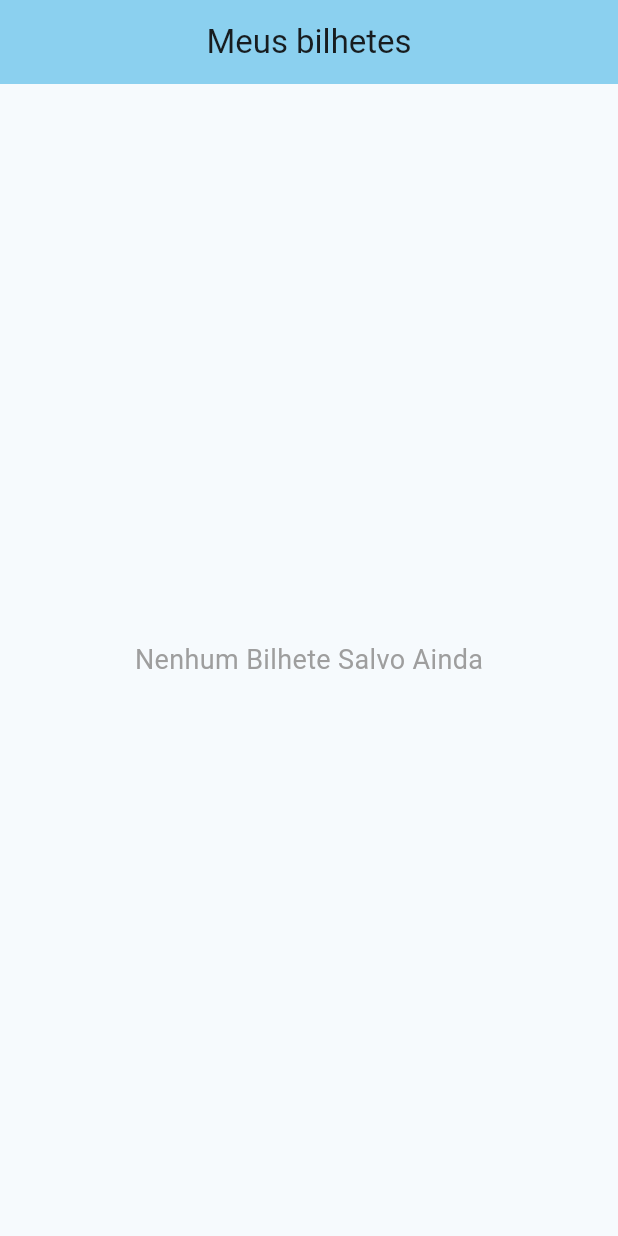
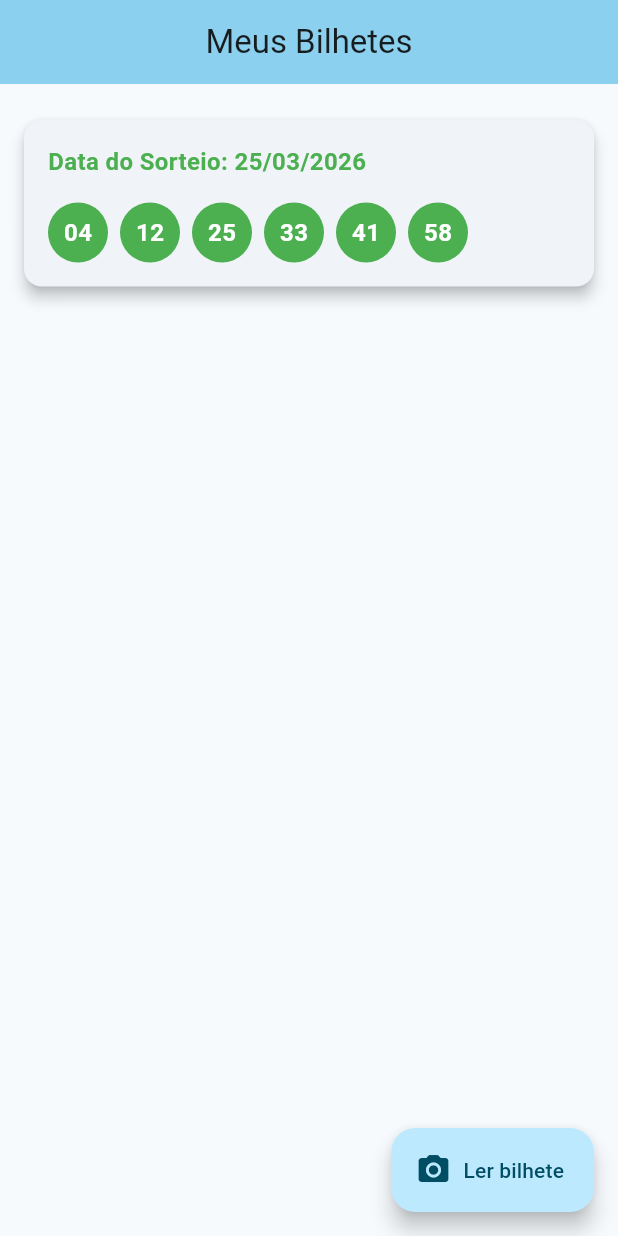
Before and after one commit to thiguizs/project_fluter_megasena, a Flutter app: the screen it shows after launch, on a phone screen of 412 x 824 dp. Run offline on Flutter 3.47's test engine with Material 3 defaults, Android fonts, the phone set to English and light mode, and no system bars; our stand-ins replace flutter_dotenv, google_generative_ai.

Commit message:
adicionei o botão camera e bilhetes

```diff
--- a/project_megasena/lib/main.dart
+++ b/project_megasena/lib/main.dart
@@ -16,7 +16,7 @@ class MeuAppLoteria extends StatelessWidget {
   @override
   Widget build(BuildContext context) {
     return MaterialApp(
-      title: 'Mega-Sena IA',
+      title: 'Mega-Sena',
       theme: ThemeData(
         // Mudar a cor base para azul
         colorScheme: ColorScheme.fromSeed(seedColor: Colors.blueGrey),
--- a/project_megasena/lib/screens/tela_inicial.dart
+++ b/project_megasena/lib/screens/tela_inicial.dart
@@ -1,28 +1,42 @@
 import 'package:flutter/material.dart';
+import '../models/bilhetes.dart';
+import '../widgets/cartao_bolinha.dart';
 
-class TelaInicial extends StatefulWidget{
+class TelaInicial extends StatefulWidget {
   const TelaInicial({super.key});
 
   @override
   State<TelaInicial> createState() => _TelaInicialState();
-
 }
 
-class _TelaInicialState extends State<TelaInicial>{
+class _TelaInicialState extends State<TelaInicial> {
+  // Criamos um bilhete falso apenas para ver como fica o design
+  final bilhete _bilheteTeste = bilhete(
+    dataSorteio: '25/03/2026',
+    numeros: [4, 12, 25, 33, 41, 58],
+  );
+
   @override
-  Widget build(BuildContext context){
+  Widget build(BuildContext context) {
     return Scaffold(
       appBar: AppBar(
-        title: const Text('Meus bilhetes'),
+        title: const Text('Meus Bilhetes'),
         backgroundColor: Theme.of(context).colorScheme.inversePrimary,
         centerTitle: true,
       ),
-      body: const Center(
-        child: Text(
-          'Nenhum Bilhete Salvo Ainda',
-          style: TextStyle(fontSize: 18, color: Colors.grey),
-        ),
+      body: ListView(
+        padding: const EdgeInsets.only(top: 16),
+        children: [
+          // Aqui chamamos o cartão e passamos o bilhete de teste
+          CartaoBilhete(Bilhete: _bilheteTeste),
+        ],
       ),
+      floatingActionButton: FloatingActionButton.extended(
+        onPressed:(){
+          print("Botão de câmera clicado!");
+        },
+        icon: const Icon(Icons.camera_alt),
+        label: const Text('Ler bilhete')),
     );
   }
 }
--- a/project_megasena/lib/widgets/bolinha_numero.dart
+++ b/project_megasena/lib/widgets/bolinha_numero.dart
@@ -0,0 +1,29 @@
+import 'package:flutter/material.dart';
+
+class BolinhaNumero extends StatelessWidget {
+  final int numero;
+
+  const BolinhaNumero({super.key, required this.numero});
+
+  @override
+  Widget build(BuildContext context) {
+    return Container(
+      width: 40,
+      height: 40,
+      decoration: const BoxDecoration(
+        color: Colors.green,
+        shape: BoxShape.circle,
+      ),
+      child: Center(
+        child: Text(
+          numero.toString().padLeft(2, '0'),
+          style: const TextStyle(
+            color: Colors.white,
+            fontWeight: FontWeight.bold,
+            fontSize: 16,
+          ),
+        ),
+      ),
+    );
+  }
+}
--- /dev/null
+++ b/project_megasena/lib/widgets/cartao_bolinha.dart
@@ -0,0 +1,45 @@
+import 'package:flutter/material.dart';
+import '../models/bilhetes.dart'; // o molde do bilhete
+import 'bolinha_numero.dart'; // A bolinha criada
+
+class CartaoBilhete extends StatelessWidget{
+  final bilhete Bilhete;
+
+  const CartaoBilhete({super.key, required this.Bilhete});
+
+  @override
+  Widget build(BuildContext context){
+    return Card(
+      margin: const EdgeInsets.symmetric(horizontal: 16, vertical: 8),
+      elevation: 4,
+      shape: RoundedRectangleBorder(
+        borderRadius: BorderRadius.circular(12),
+      ),
+      child: Padding(
+        padding: const EdgeInsets.all(16.0),
+        child: Column(
+          crossAxisAlignment: CrossAxisAlignment.start,
+          children: [
+            Text(
+              'Data do Sorteio: ${Bilhete.dataSorteio}',
+              style: const TextStyle(
+                fontWeight: FontWeight.bold,
+                fontSize: 16,
+                color: Colors.green,
+              ),
+            ),
+            const SizedBox(height: 16),
+            Wrap(
+              spacing: 8.0,
+              runSpacing: 8.0,
+              children: Bilhete.numeros.map((numero){
+                return BolinhaNumero(numero: numero);
+
+              }).toList(),
+            ),
+          ],
+        ),
+      ),
+    );
+  }
+}
```
